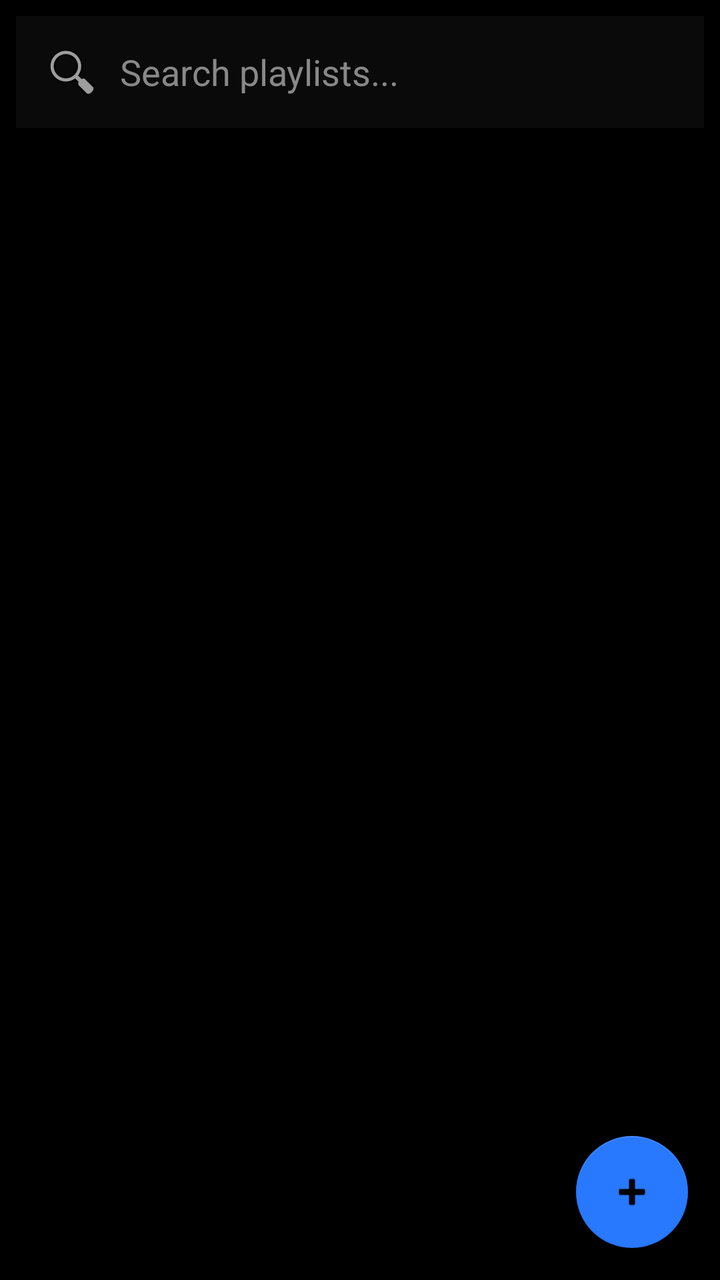
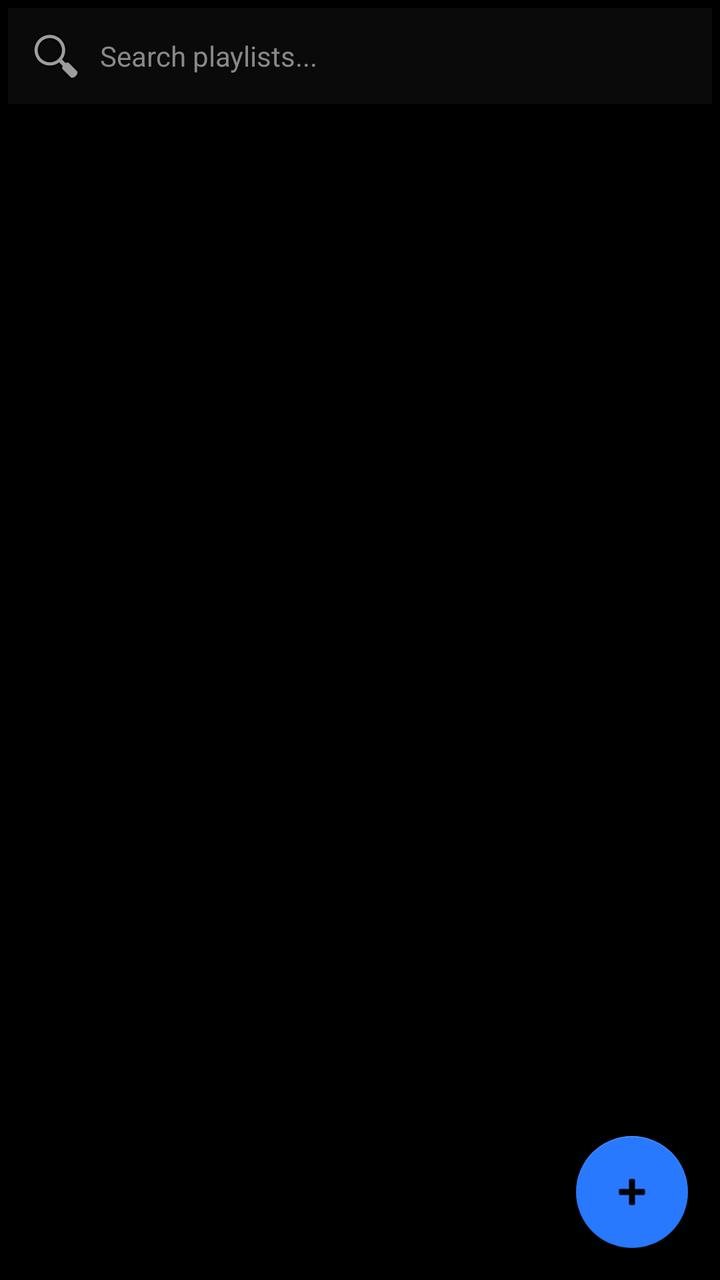

An Android layout rendered at two revisions. The XML below is the earlier revision; the diff shows what the commit changed to produce the second picture.
<!-- AndroidManifest.xml: application theme Theme.MinimalPlayer -->
<!-- res/layout/fragment_playlists.xml -->
<LinearLayout xmlns:android="http://schemas.android.com/apk/res/android" xmlns:app="http://schemas.android.com/apk/res-auto"
    android:layout_width="match_parent" android:layout_height="match_parent" android:orientation="vertical" android:background="@color/black">
    <EditText android:id="@+id/etSearch" android:layout_width="match_parent" android:layout_height="wrap_content" android:hint="Search playlists..." android:padding="12dp" android:background="@color/elevated_surface" android:textColor="@color/text_primary" android:textColorHint="@color/text_secondary" android:inputType="text" android:maxLines="1" android:layout_margin="8dp" android:drawableStart="@android:drawable/ic_menu_search" android:drawablePadding="8dp" />
    <FrameLayout android:layout_width="match_parent" android:layout_height="0dp" android:layout_weight="1">
        <androidx.recyclerview.widget.RecyclerView android:id="@+id/recyclerView" android:layout_width="match_parent" android:layout_height="match_parent" android:overScrollMode="always" android:clipToPadding="false" android:paddingBottom="88dp" android:nestedScrollingEnabled="true" android:paddingTop="6dp" />
        <com.google.android.material.floatingactionbutton.FloatingActionButton android:id="@+id/fabAdd" android:layout_width="wrap_content" android:layout_height="wrap_content" android:layout_gravity="bottom|end" android:layout_margin="16dp" android:contentDescription="New Playlist" android:src="@android:drawable/ic_input_add" app:backgroundTint="@color/accent_blue" app:tint="@color/black" />
    </FrameLayout>
</LinearLayout>
<!-- resources referenced by this layout -->
<resources>
  <color name="accent_blue">#2979FF</color>
  <color name="black">#000000</color>
  <color name="elevated_surface">#0A0A0A</color>
  <color name="text_primary">#FFFFFF</color>
  <color name="text_secondary">#888888</color>
  <style name="Theme.MinimalPlayer" parent="Theme.MaterialComponents.NoActionBar">
          
          <item name="android:windowBackground">@color/black</item>
          <item name="android:colorBackground">@color/black</item>
  
          
          <item name="colorSurface">@color/elevated_surface</item>
          <item name="android:colorBackgroundFloating">@color/elevated_surface</item>
  
          
          <item name="colorPrimary">@color/accent_blue</item>
          <item name="colorPrimaryVariant">@color/accent_blue_dark</item>
          <item name="colorPrimaryDark">@color/black</item>
          <item name="colorSecondary">@color/accent_blue</item>
          <item name="colorSecondaryVariant">@color/accent_blue_dark</item>
          <item name="colorAccent">@color/accent_blue</item>
  
          
          <item name="android:textColorPrimary">@color/text_primary</item>
          <item name="android:textColorSecondary">@color/text_secondary</item>
  
          
          <item name="android:listDivider">@color/dividers</item>
  
          
          <item name="android:itemTextAppearance">@style/LargeMenuText</item>
          <item name="materialAlertDialogTheme">@style/LargeDialogTheme</item>
      </style>
  <color name="accent_blue_dark">#1C54B2</color>
  <color name="dividers">#262626</color>
  <style name="LargeMenuText" parent="TextAppearance.AppCompat.Widget.PopupMenu.Large">
          <item name="android:textSize">18sp</item>
      </style>
  <style name="LargeDialogTheme" parent="ThemeOverlay.MaterialComponents.MaterialAlertDialog">
          <item name="textAppearanceHeadline6">@style/LargeDialogTitle</item>
          <item name="textAppearanceBody2">@style/LargeDialogBody</item>
      </style>
  <style name="LargeDialogTitle" parent="TextAppearance.MaterialComponents.Headline6">
          <item name="android:textSize">22sp</item>
      </style>
  <style name="LargeDialogBody" parent="TextAppearance.MaterialComponents.Body2">
          <item name="android:textSize">18sp</item>
      </style>
</resources>

<!-- the commit's change to res/layout/fragment_playlists.xml (unified diff, before → after) -->
@@ -1,6 +1,6 @@
 <LinearLayout xmlns:android="http://schemas.android.com/apk/res/android" xmlns:app="http://schemas.android.com/apk/res-auto"
     android:layout_width="match_parent" android:layout_height="match_parent" android:orientation="vertical" android:background="@color/black">
-    <EditText android:id="@+id/etSearch" android:layout_width="match_parent" android:layout_height="wrap_content" android:hint="Search playlists..." android:padding="12dp" android:background="@color/elevated_surface" android:textColor="@color/text_primary" android:textColorHint="@color/text_secondary" android:inputType="text" android:maxLines="1" android:layout_margin="8dp" android:drawableStart="@android:drawable/ic_menu_search" android:drawablePadding="8dp" />
+    <EditText android:id="@+id/etSearch" android:layout_width="match_parent" android:layout_height="wrap_content" android:hint="Search playlists..." android:padding="8dp" android:background="@color/elevated_surface" android:textColor="@color/text_primary" android:textColorHint="@color/text_secondary" android:textSize="14sp" android:inputType="text" android:maxLines="1" android:layout_margin="4dp" android:drawableStart="@android:drawable/ic_menu_search" android:drawablePadding="6dp" />
     <FrameLayout android:layout_width="match_parent" android:layout_height="0dp" android:layout_weight="1">
         <androidx.recyclerview.widget.RecyclerView android:id="@+id/recyclerView" android:layout_width="match_parent" android:layout_height="match_parent" android:overScrollMode="always" android:clipToPadding="false" android:paddingBottom="88dp" android:nestedScrollingEnabled="true" android:paddingTop="6dp" />
         <com.google.android.material.floatingactionbutton.FloatingActionButton android:id="@+id/fabAdd" android:layout_width="wrap_content" android:layout_height="wrap_content" android:layout_gravity="bottom|end" android:layout_margin="16dp" android:contentDescription="New Playlist" android:src="@android:drawable/ic_input_add" app:backgroundTint="@color/accent_blue" app:tint="@color/black" />
